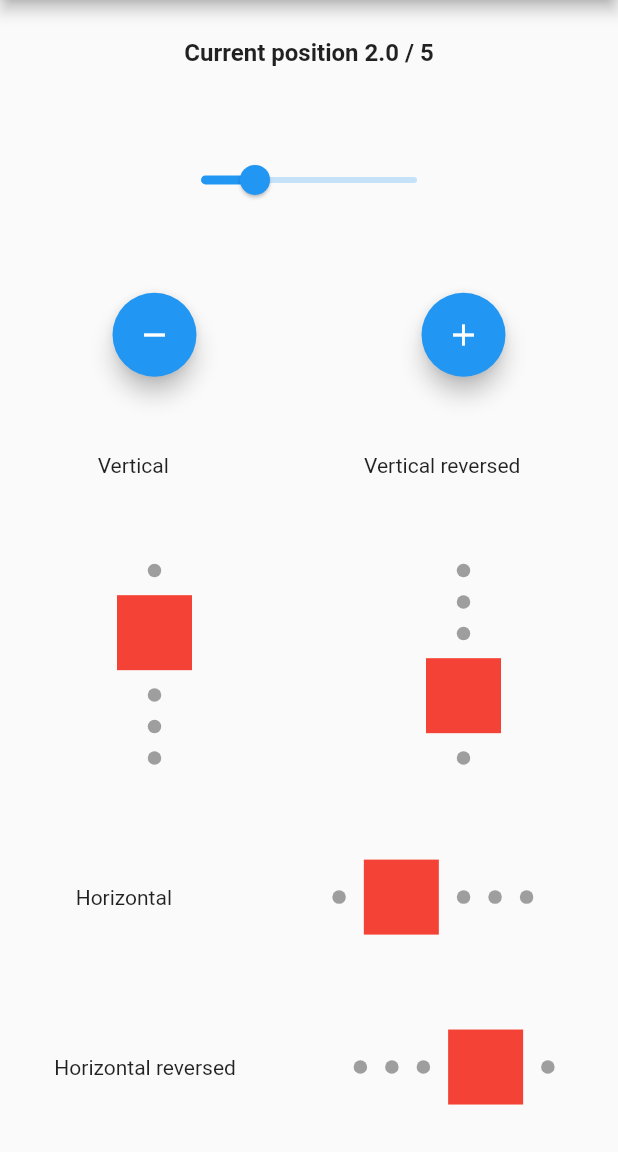
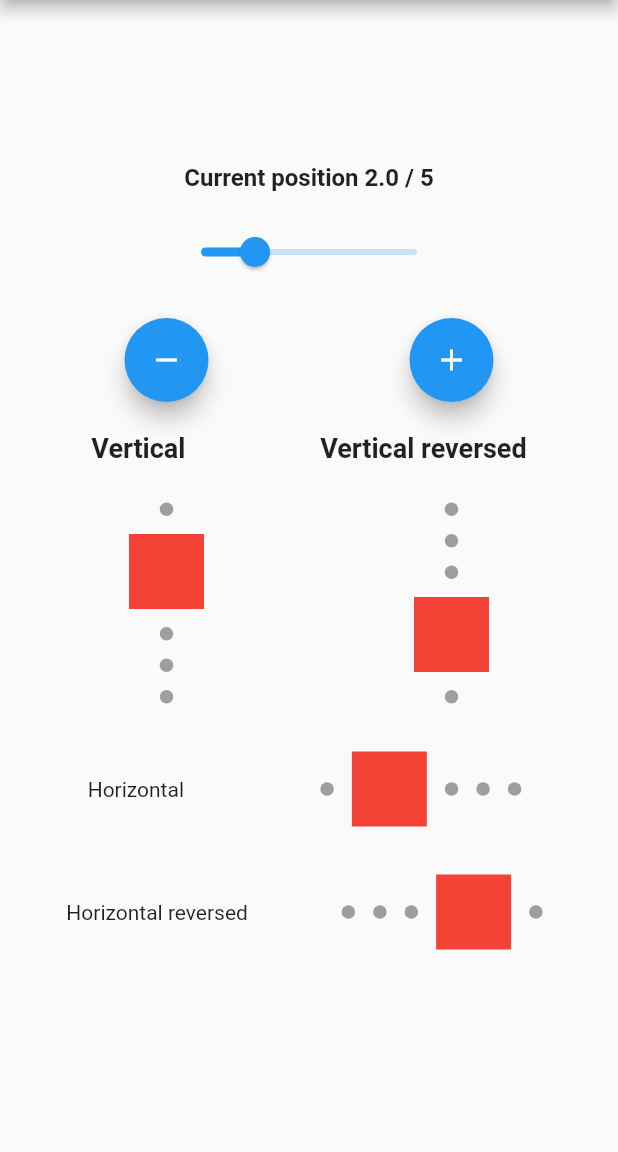
Before and after one commit to Pyozer/dots_indicator, a Flutter app: the screen it shows after launch, after a tap on the "add" icon, on a phone screen of 412 x 824 dp, the part 84-1236 px from its top. Run offline on Flutter 3.47's test engine with Material 2 defaults, Android fonts, the phone set to English and light mode, and no system bars.

Commit message:
Update example

```diff
--- a/example/lib/main.dart
+++ b/example/lib/main.dart
@@ -12,7 +12,7 @@ class MyApp extends StatefulWidget {
 
 class _MyAppState extends State<MyApp> {
   final _totalDots = 5;
-  double _currentPosition = 0;
+  double _currentPosition = 0.0;
 
   double _validPosition(double position) {
     if (position >= _totalDots) return 0;
@@ -25,10 +25,17 @@ class _MyAppState extends State<MyApp> {
   }
 
   Widget _buildRow(List<Widget> widgets) {
-    return Row(
-      mainAxisAlignment: MainAxisAlignment.spaceAround,
-      children: widgets,
+    return Padding(
+      padding: const EdgeInsets.only(bottom: 20.0),
+      child: Row(
+        mainAxisAlignment: MainAxisAlignment.spaceAround,
+        children: widgets,
+      ),
     );
+  }
+
+  String getCurrentPositionPretty() {
+    return (_currentPosition + 1.0).toStringAsPrecision(2);
   }
 
   @override
@@ -45,16 +52,19 @@ class _MyAppState extends State<MyApp> {
           title: const Text('Dots indicator example'),
         ),
         body: Center(
-          child: Column(
-            mainAxisAlignment: MainAxisAlignment.spaceAround,
+          child: ListView(
+            shrinkWrap: true,
+            padding: const EdgeInsets.all(16.0),
             children: [
               Text(
-                'Current position ${(_currentPosition + 1)} / $_totalDots',
+                'Current position ${getCurrentPositionPretty()} / $_totalDots',
                 style: const TextStyle(
                   fontWeight: FontWeight.w600,
                   fontSize: 16.0,
                 ),
+                textAlign: TextAlign.center,
               ),
+              const SizedBox(height: 16.0),
               _buildRow([
                 Slider(
                   value: _currentPosition,
@@ -64,18 +74,32 @@ class _MyAppState extends State<MyApp> {
               ]),
               _buildRow([
                 FloatingActionButton(
-                  child: Icon(Icons.remove),
-                  onPressed: () => _updatePosition(max(--_currentPosition, 0)),
+                  child: const Icon(Icons.remove),
+                  onPressed: () {
+                    _currentPosition = _currentPosition.ceilToDouble();
+                    _updatePosition(max(--_currentPosition, 0));
+                  },
                 ),
                 FloatingActionButton(
-                  child: Icon(Icons.add),
-                  onPressed: () => _updatePosition(
-                      min(++_currentPosition, _totalDots.toDouble())),
+                  child: const Icon(Icons.add),
+                  onPressed: () {
+                    _currentPosition = _currentPosition.floorToDouble();
+                    _updatePosition(min(
+                      ++_currentPosition,
+                      _totalDots.toDouble(),
+                    ));
+                  },
                 )
               ]),
               _buildRow([
-                Text('Vertical'),
-                Text('Vertical reversed'),
+                Text(
+                  'Vertical',
+                  style: TextStyle(fontWeight: FontWeight.w700, fontSize: 18.0),
+                ),
+                Text(
+                  'Vertical reversed',
+                  style: TextStyle(fontWeight: FontWeight.w700, fontSize: 18.0),
+                ),
               ]),
               _buildRow([
                 DotsIndicator(
--- a/lib/src/dots_indicator.dart
+++ b/lib/src/dots_indicator.dart
@@ -16,7 +16,7 @@ class DotsIndicator extends StatelessWidget {
   const DotsIndicator({
     Key key,
     @required this.dotsCount,
-    this.position = 0,
+    this.position = 0.0,
     this.decorator = const DotsDecorator(),
     this.axis = Axis.horizontal,
     this.reversed = false,
--- a/pubspec.yaml
+++ b/pubspec.yaml
@@ -1,6 +1,6 @@
 name: dots_indicator
 description: Dots indicator to show progression of a PageView for example
-version: 1.0.1
+version: 1.1.0
 author: Jean-Charles Moussé <jeancharles.msse@gmail.com>
 homepage: https://github.com/pyozer/dots_indicator
 
```
Also changed, not shown: 3 other files.
